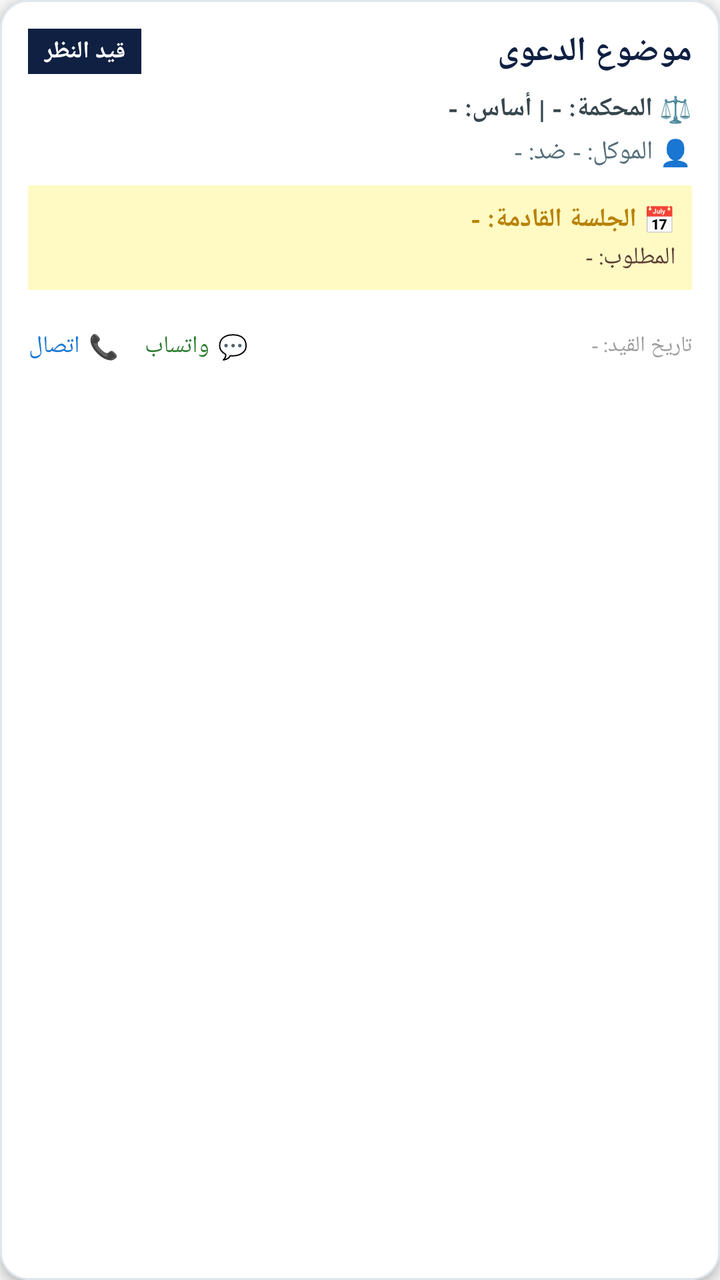
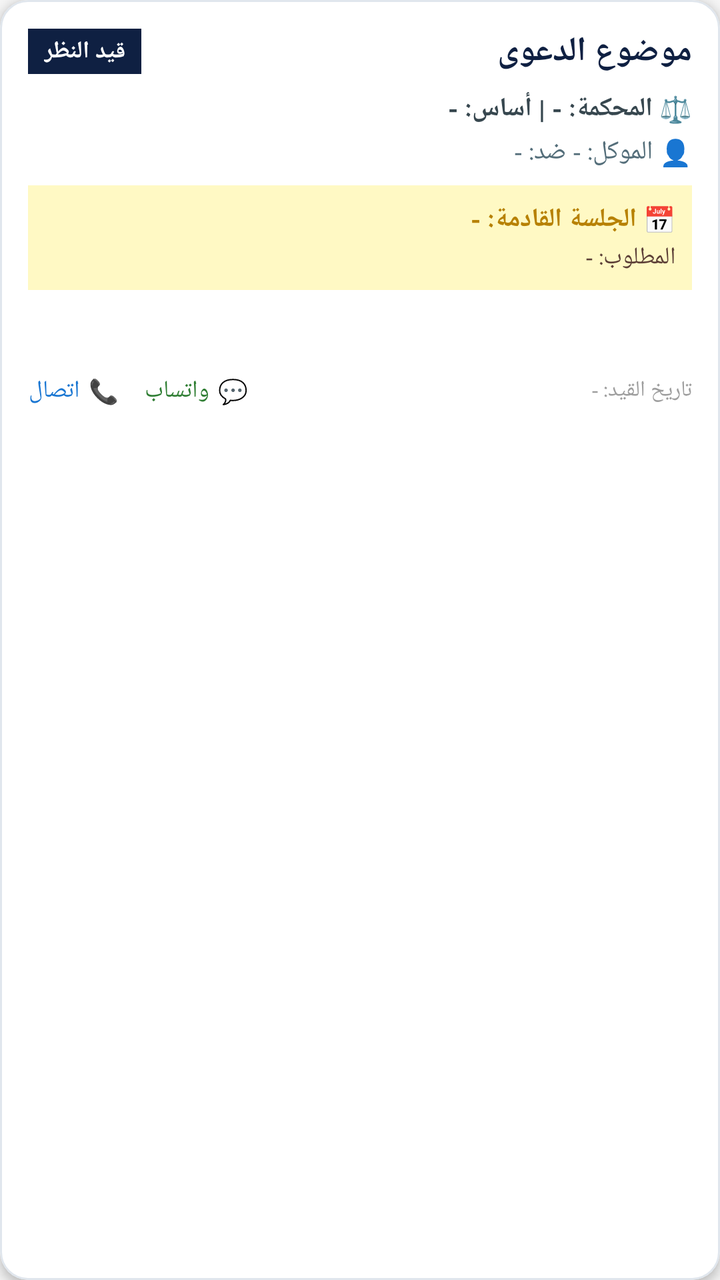

Compare the two renders of this Android layout. The source of the first and the diff that turns it into the second are given below.
<!-- AndroidManifest.xml: application theme Theme.AlMustashar -->
<!-- res/layout/item_case.xml -->
<?xml version="1.0" encoding="utf-8"?>
<com.google.android.material.card.MaterialCardView
    xmlns:android="http://schemas.android.com/apk/res/android"
    xmlns:app="http://schemas.android.com/apk/res-auto"
    android:layout_width="match_parent"
    android:layout_height="wrap_content"
    android:layout_marginStart="10dp"
    android:layout_marginEnd="10dp"
    android:layout_marginTop="6dp"
    android:layout_marginBottom="6dp"
    app:cardCornerRadius="14dp"
    app:cardElevation="3dp"
    app:strokeColor="#E0E6ED"
    app:strokeWidth="1dp"
    app:cardBackgroundColor="#FFFFFF">

    <LinearLayout
        android:layout_width="match_parent"
        android:layout_height="wrap_content"
        android:orientation="vertical"
        android:padding="14dp">

        
        <LinearLayout
            android:layout_width="match_parent"
            android:layout_height="wrap_content"
            android:orientation="horizontal"
            android:gravity="center_vertical">

            <TextView
                android:id="@+id/tvCaseStatusBadge"
                android:layout_width="wrap_content"
                android:layout_height="wrap_content"
                android:text="قيد النظر"
                android:textSize="12sp"
                android:textStyle="bold"
                android:textColor="#FFFFFF"
                android:background="#0F2042"
                android:paddingStart="8dp"
                android:paddingEnd="8dp"
                android:paddingTop="3dp"
                android:paddingBottom="3dp" />

            <TextView
                android:id="@+id/tvCaseTitle"
                android:layout_width="0dp"
                android:layout_height="wrap_content"
                android:layout_weight="1"
                android:layout_marginStart="8dp"
                android:text="موضوع الدعوى"
                android:textColor="#0F2042"
                android:textSize="17sp"
                android:textStyle="bold"
                android:gravity="right" />
        </LinearLayout>

        
        <TextView
            android:id="@+id/tvCaseCourtAndBasis"
            android:layout_width="match_parent"
            android:layout_height="wrap_content"
            android:layout_marginTop="8dp"
            android:text="⚖️ المحكمة: - | أساس: -"
            android:textColor="#37474F"
            android:textSize="13sp"
            android:textStyle="bold"
            android:gravity="right" />

        
        <TextView
            android:id="@+id/tvParties"
            android:layout_width="match_parent"
            android:layout_height="wrap_content"
            android:layout_marginTop="4dp"
            android:text="👤 الموكل: - ضد: -"
            android:textColor="#546E7A"
            android:textSize="13sp"
            android:gravity="right" />

        
        <LinearLayout
            android:id="@+id/layoutNextSession"
            android:layout_width="match_parent"
            android:layout_height="wrap_content"
            android:layout_marginTop="8dp"
            android:background="#FFF9C4"
            android:padding="8dp"
            android:orientation="vertical"
            android:gravity="right">

            <TextView
                android:id="@+id/tvNextSessionDate"
                android:layout_width="match_parent"
                android:layout_height="wrap_content"
                android:text="📅 الجلسة القادمة: -"
                android:textColor="#B78103"
                android:textSize="13sp"
                android:textStyle="bold"
                android:gravity="right" />

            <TextView
                android:id="@+id/tvNextSessionRequired"
                android:layout_width="match_parent"
                android:layout_height="wrap_content"
                android:layout_marginTop="2dp"
                android:text="المطلوب: -"
                android:textColor="#5D4037"
                android:textSize="12sp"
                android:gravity="right" />
        </LinearLayout>

        
        <LinearLayout
            android:id="@+id/layoutClientActions"
            android:layout_width="match_parent"
            android:layout_height="wrap_content"
            android:orientation="horizontal"
            android:layout_marginTop="10dp"
            android:gravity="left|center_vertical">

            <Button
                android:id="@+id/btnCallClient"
                style="@style/Widget.MaterialComponents.Button.TextButton"
                android:layout_width="wrap_content"
                android:layout_height="36dp"
                android:text="📞 اتصال"
                android:textSize="12sp"
                android:textColor="#1976D2"
                android:padding="0dp"
                android:minWidth="0dp" />

            <Button
                android:id="@+id/btnWhatsAppClient"
                style="@style/Widget.MaterialComponents.Button.TextButton"
                android:layout_width="wrap_content"
                android:layout_height="36dp"
                android:layout_marginStart="12dp"
                android:text="💬 واتساب"
                android:textSize="12sp"
                android:textColor="#2E7D32"
                android:padding="0dp"
                android:minWidth="0dp" />

            <View
                android:layout_width="0dp"
                android:layout_height="0dp"
                android:layout_weight="1" />

            <TextView
                android:id="@+id/tvCreatedAt"
                android:layout_width="wrap_content"
                android:layout_height="wrap_content"
                android:text="تاريخ القيد: -"
                android:textColor="#9E9E9E"
                android:textSize="11sp" />
        </LinearLayout>

    </LinearLayout>

</com.google.android.material.card.MaterialCardView>
<!-- resources referenced by this layout -->
<resources>
  <style name="Theme.AlMustashar" parent="Theme.MaterialComponents.DayNight.NoActionBar">
          
          <item name="colorPrimary">@color/primary</item>
          <item name="colorPrimaryVariant">@color/primary_dark</item>
          <item name="colorOnPrimary">@color/text_on_primary</item>
  
          
          <item name="colorSecondary">@color/accent</item>
          <item name="colorSecondaryVariant">@color/accent_dark</item>
          <item name="colorOnSecondary">@color/text_primary</item>
  
          
          <item name="android:colorBackground">@color/background</item>
          <item name="colorSurface">@color/surface</item>
          <item name="colorOnSurface">@color/text_primary</item>
  
          
          <item name="colorError">@color/error</item>
          <item name="colorOnError">@color/text_on_primary</item>
  
          
          <item name="android:statusBarColor">@color/primary_dark</item>
          <item name="android:windowLightStatusBar">false</item>
  
          
          <item name="android:navigationBarColor">@color/primary_dark</item>
  
          
          <item name="android:textColorPrimary">@color/text_primary</item>
          <item name="android:textColorSecondary">@color/text_secondary</item>
          <item name="android:textColorHint">@color/text_hint</item>
  
          
          <item name="android:fontFamily">sans-serif</item>
          <item name="fontFamily">sans-serif</item>
      </style>
  <color name="primary">#1A237E</color>
  <color name="primary_dark">#0D1442</color>
  <color name="text_on_primary">#FFFFFF</color>
  <color name="accent">#FFB800</color>
  <color name="accent_dark">#C68A00</color>
  <color name="text_primary">#212121</color>
  <color name="background">#F5F5F5</color>
  <color name="surface">#FFFFFF</color>
  <color name="error">#F44336</color>
  <color name="text_secondary">#757575</color>
  <color name="text_hint">#BDBDBD</color>
</resources>

<!-- the commit's change to res/layout/item_case.xml (unified diff, before → after) -->
@@ -110,6 +110,31 @@
         </LinearLayout>
 
         
+        <TextView
+            android:id="@+id/tvAppealDeadline"
+            android:layout_width="match_parent"
+            android:layout_height="wrap_content"
+            android:layout_marginTop="8dp"
+            android:background="#FFEBEE"
+            android:padding="8dp"
+            android:text="⚖️ مهلة الطعن: -"
+            android:textColor="#C62828"
+            android:textSize="13sp"
+            android:textStyle="bold"
+            android:gravity="right"
+            android:visibility="gone" />
+
+        
+        <TextView
+            android:id="@+id/tvCaseStage"
+            android:layout_width="match_parent"
+            android:layout_height="wrap_content"
+            android:layout_marginTop="6dp"
+            android:text=""
+            android:textColor="#455A64"
+            android:textSize="12sp"
+            android:gravity="right" />
+
         <LinearLayout
             android:id="@+id/layoutClientActions"
             android:layout_width="match_parent"
